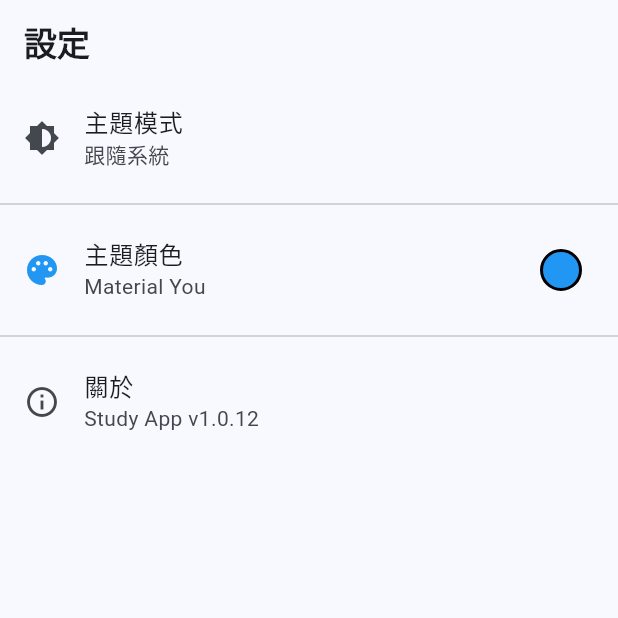
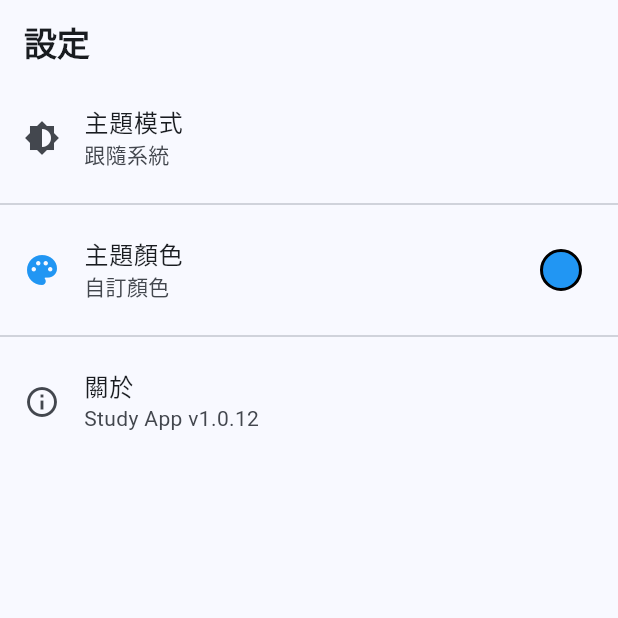
Before and after one commit to chenyili1215/study_app, a Flutter app: the screen it shows after launch, item 4 of the bottom bar chosen, on a phone screen of 412 x 824 dp, the top half of it. Run offline on Flutter 3.47's test engine with Material 3 defaults, Android fonts, the phone set to English and light mode, and no system bars; our stand-ins replace csv, file_picker, image_picker, photo_view, share_plus, shared_preferences; missing offline and left inert: excel.

Commit message:
可以用文字顯示選擇的顏色

```diff
--- a/lib/settings_page.dart
+++ b/lib/settings_page.dart
@@ -29,6 +29,22 @@ class _SettingsPageState extends State<SettingsPage> {
     Colors.deepOrange,
   ];
   Color _selectedColor = Colors.blue;
+
+  // 新增：顏色名稱對照表
+  final Map<Color, String> _colorNames = {
+    Colors.blue: '藍色',
+    Colors.green: '綠色',
+    Colors.purple: '紫色',
+    Colors.orange: '橙色',
+    Colors.red: '紅色',
+    Colors.teal: '藍綠',
+    Colors.pink: '粉紅',
+    Colors.brown: '咖啡',
+    Colors.indigo: '靛藍',
+    Colors.cyan: '青色',
+    Colors.amber: '琥珀',
+    Colors.deepOrange: '深橙',
+  };
 
   @override
   void initState() {
@@ -178,7 +194,7 @@ class _SettingsPageState extends State<SettingsPage> {
           ListTile(
             leading: Icon(Icons.palette, color: _selectedColor),
             title: const Text('主題顏色'),
-            subtitle: const Text('Material You'),
+            subtitle: Text(_colorNames[_selectedColor] ?? '自訂顏色'),
             trailing: Container(
               width: 28,
               height: 28,
```
